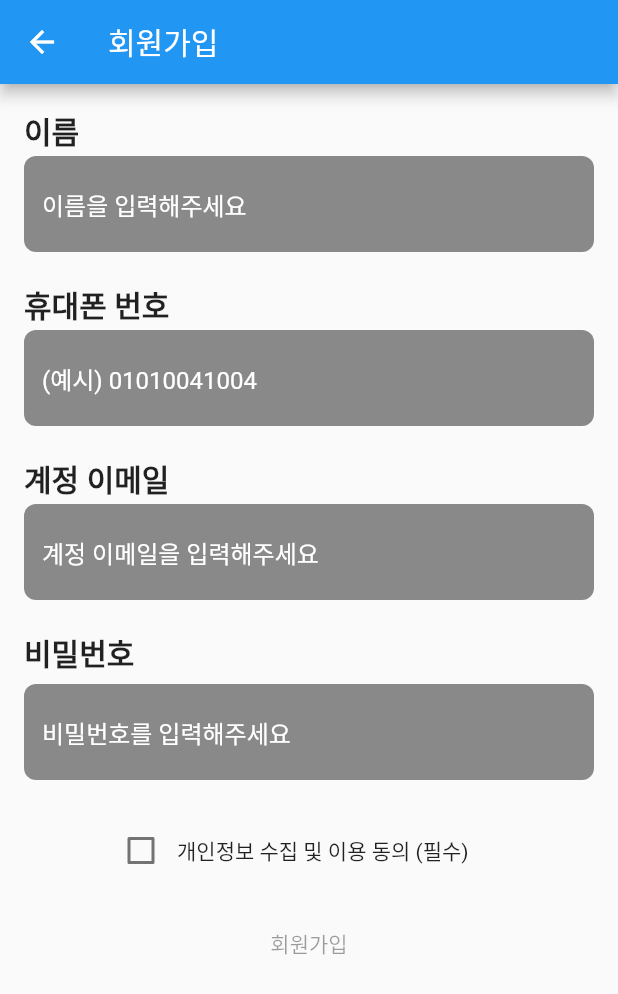
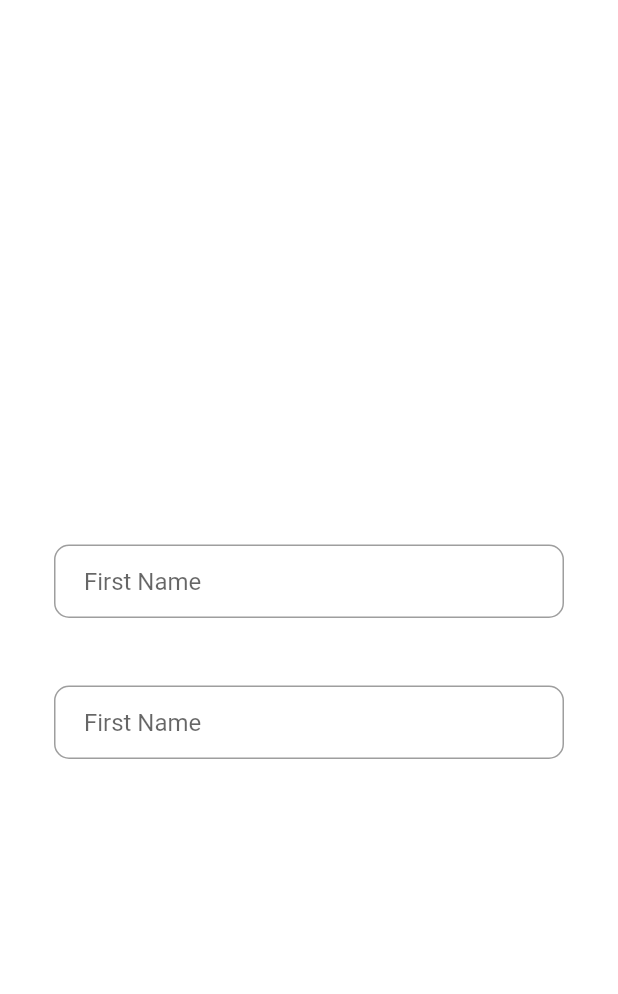
Before and after one commit to Seung-hwan285/Flutter-AR, a Flutter app: the CreatePage screen opened directly, on a phone screen of 412 x 824 dp. Shown: the top 994 px of the screen. Run offline on Flutter 3.47's test engine with Material 2 defaults, Android fonts, the phone set to English and light mode, and no system bars.

Commit message:
style : 회원가입 ui 변경 작업중

```diff
--- a/lib/create_page.dart
+++ b/lib/create_page.dart
@@ -19,11 +19,11 @@ class _CreatePageState extends State<CreatePage> {
       borderSide: BorderSide(
           color: Colors.transparent, width: 0));
 
+  //
   TextEditingController _nameController = TextEditingController();
-  TextEditingController _phoneNumberController = TextEditingController();
   TextEditingController _emailController = TextEditingController();
   TextEditingController _passwordController = TextEditingController();
-  TextEditingController _nicknameController = TextEditingController();
+  TextEditingController _confirmPassword = TextEditingController();
 
   @override
   void initState(){
@@ -39,124 +39,206 @@ class _CreatePageState extends State<CreatePage> {
 
   @override
   Widget build(BuildContext context) {
-    return Scaffold(
-      appBar: AppBar(
-        title: Text("회원가입"),
+
+    final firstNameField = TextFormField(
+      autocorrect: false,
+      controller: _nameController,
+      keyboardType: TextInputType.emailAddress,
+
+      onSaved: (value)  {
+        _nameController.text = value!;
+      },
+
+      //키보드에 사용할 작업 버튼
+      textInputAction: TextInputAction.next,
+
+      decoration: InputDecoration(
+        contentPadding: EdgeInsets.fromLTRB(20, 15, 20, 15),
+        hintText: 'First Name',
+        border: OutlineInputBorder(
+          borderRadius: BorderRadius.circular(10),
+        ),
       ),
-      body: ListView(
-        padding: EdgeInsets.all(16),
-        children: <Widget>[
+    );
 
-          Container(
-            child: Text("이름",
-              style: TextStyle(fontSize: 20, fontWeight: FontWeight.w600),),
-          ),
-          Padding(padding: EdgeInsets.all(1)),
-          _buildTextFormField("이름을 입력해주세요", _nameController),
-          Padding(padding: EdgeInsets.all(10)),
+    final eamilFiled = TextFormField(
+      autocorrect: false,
+      controller: _nameController,
+      keyboardType: TextInputType.emailAddress,
 
-          Container(
-            child: Text("휴대폰 번호",
-              style: TextStyle(fontSize: 20, fontWeight: FontWeight.w600),),
-          ),
-          Padding(padding: EdgeInsets.all(1)),
-          _buildTextFormField("(예시) 01010041004", _phoneNumberController),
-          Padding(padding: EdgeInsets.all(10)),
+      onSaved: (value)  {
+        _nameController.text = value!;
+      },
 
-          Container(
-            child: Text("계정 이메일",
-              style: TextStyle(fontSize: 20, fontWeight: FontWeight.w600),),
-          ),
-          Padding(padding: EdgeInsets.all(1)),
-          _buildTextFormField("계정 이메일을 입력해주세요", _emailController),
-          Padding(padding: EdgeInsets.all(10)),
+      //키보드에 사용할 작업 버튼
+      textInputAction: TextInputAction.next,
 
-          Container(
-            child: Text("비밀번호",
-              style: TextStyle(fontSize: 20, fontWeight: FontWeight.w600),),
-          ),
-          Padding(padding: EdgeInsets.all(1)),
-          Padding(padding: EdgeInsets.all(2)),
-          _passwordTextFormField("비밀번호를 입력해주세요", _passwordController),
-          Padding(padding: EdgeInsets.all(10)),
+      decoration: InputDecoration(
+        contentPadding: EdgeInsets.fromLTRB(20, 15, 20, 15),
+        hintText: 'First Name',
+        border: OutlineInputBorder(
+          borderRadius: BorderRadius.circular(10),
+        ),
+      ),
+    );
 
 
-          Row(
-            children: <Widget>[
-              Padding(padding: EdgeInsets.all(27)),
-              Checkbox(value: isChecked,
-                onChanged: (value){
-                  setState(()=> isChecked = value!);
-                },
+    // 외부 클릭시 키보드 사라지게
+   return GestureDetector(
+        onTap: ()=>FocusManager.instance.primaryFocus?.unfocus(),
+
+      // final secondName =TextFormField(
+      //   autocorrect: false,
+      //   controller: _secondController,
+      //   keyboardType: TextInputType.emailAddress,
+      // )
+          child: Scaffold(
+      backgroundColor: Colors.white,
+      body: Center(
+        child: SingleChildScrollView(
+          child: Container(
+            color: Colors.white,
+            child: Padding(
+              padding: const EdgeInsets.all(36.0),
+
+              child: Form(
+                key: formKey,
+                child: Column(
+                  mainAxisAlignment: MainAxisAlignment.center,
+                  crossAxisAlignment: CrossAxisAlignment.center,
+
+                  children: <Widget>[
+                    SizedBox(height: 45),
+                    firstNameField,
+                    SizedBox(height : 45),
+                    eamilFiled,
+                  ],
+                ),
+
               ),
-              Text("개인정보 수집 및 이용 동의 (필수)"),
-            ],
+            ),
           ),
-          Padding(padding: EdgeInsets.all(5)),
-          FlatButton(onPressed: isChecked==true?
-                (){
-                  setState(() => isButtonActive = false);
-                  controller.clear();
-            }
-            :null
-              , child: Text("회원가입"),
-            color: Colors.lightBlueAccent,
-            height: 50,
-            shape: RoundedRectangleBorder(
-            borderRadius: BorderRadius.circular(8)
-           ),),
-        ],
-      ),
+        ),
+      )
+    ),
     );
-  }
+  //     body: ListView(
+  //       padding: EdgeInsets.all(16),
+  //       children: <Widget>[
+  //
+  //         Container(
+  //           child: Text("이름",
+  //             style: TextStyle(
+  //                 fontSize: 20, fontWeight: FontWeight.w600),),
+  //         ),
+  //         Padding(padding: EdgeInsets.all(1)),
+  //         _buildTextFormField("이름을 입력해주세요", _nameController),
+  //         Padding(padding: EdgeInsets.all(10)),
+  //
+  //         Container(
+  //           child: Text("휴대폰 번호",
+  //             style: TextStyle(fontSize: 20, fontWeight: FontWeight.w600),),
+  //         ),
+  //
+  //         Padding(padding: EdgeInsets.all(1)),
+  //         _buildTextFormField("(예시) 01010041004", _phoneNumberController),
+  //         Padding(padding: EdgeInsets.all(10)),
+  //
+  //         Container(
+  //           child: Text("계정 이메일",
+  //             style: TextStyle(fontSize: 20, fontWeight: FontWeight.w600),),
+  //         ),
+  //         Padding(padding: EdgeInsets.all(1)),
+  //         _buildTextFormField("계정 이메일을 입력해주세요", _emailController),
+  //         Padding(padding: EdgeInsets.all(10)),
+  //
+  //         Container(
+  //           child: Text("비밀번호",
+  //             style: TextStyle(fontSize: 20, fontWeight: FontWeight.w600),),
+  //         ),
+  //         Padding(padding: EdgeInsets.all(1)),
+  //         Padding(padding: EdgeInsets.all(2)),
+  //         _passwordTextFormField("비밀번호를 입력해주세요", _passwordController),
+  //         Padding(padding: EdgeInsets.all(10)),
+  //
+  //
+  //         Row(
+  //           children: <Widget>[
+  //             Padding(padding: EdgeInsets.all(27)),
+  //             Checkbox(value: isChecked,
+  //               onChanged: (value){
+  //                 setState(()=> isChecked = value!);
+  //               },
+  //             ),
+  //             Text("개인정보 수집 및 이용 동의 (필수)"),
+  //           ],
+  //         ),
+  //         Padding(padding: EdgeInsets.all(5)),
+  //         FlatButton(onPressed: isChecked==true?
+  //               (){
+  //                 setState(() => isButtonActive = false);
+  //                 controller.clear();
+  //           }
+  //           :null
+  //             , child: Text("회원가입"),
+  //           color: Colors.lightBlueAccent,
+  //           height: 50,
+  //           shape: RoundedRectangleBorder(
+  //           borderRadius: BorderRadius.circular(8)
+  //          ),),
+  //       ],
+  //     ),
+  //   );
+  // }
 
-  TextFormField _passwordTextFormField(String hintText,
-      TextEditingController controller) {
-    return TextFormField(
-      cursorColor: Colors.white,
-      controller: controller,
-      validator: (text) {
-        if (text == null || text.isEmpty) {
-          return "다시 확인해주세요";
-        }
-        return null;
-      },
-      style: TextStyle(color: Colors.white),
-      keyboardType: TextInputType.name,
-      obscureText: true,
-      decoration: InputDecoration(
-          hintText: hintText,
-          filled: true,
-          fillColor: Colors.black45,
-          border: _border,
-          enabledBorder: _border,
-          focusedBorder: _border,
-          hintStyle: TextStyle(color: Colors.white)),
-    );
-  }
+  // TextFormField _passwordTextFormField(String hintText,
+  //     TextEditingController controller) {
+  //   return TextFormField(
+  //     cursorColor: Colors.white,
+  //     controller: controller,
+  //     validator: (text) {
+  //       if (text == null || text.isEmpty) {
+  //         return "다시 확인해주세요";
+  //       }
+  //       return null;
+  //     },
+  //     style: TextStyle(color: Colors.white),
+  //     keyboardType: TextInputType.name,
+  //     obscureText: true,
+  //     decoration: InputDecoration(
+  //         hintText: hintText,
+  //         filled: true,
+  //         fillColor: Colors.black45,
+  //         border: _border,
+  //         enabledBorder: _border,
+  //         focusedBorder: _border,
+  //         hintStyle: TextStyle(color: Colors.white)),
+  //   );
+  // }
+  //
+  // TextFormField _buildTextFormField(String hintText,
+  //     TextEditingController controller) {
+  //   return TextFormField(
+  //     cursorColor: Colors.white,
+  //     controller: controller,
+  //     validator: (text) {
+  //       if (text == null || text.isEmpty) {
+  //         return "다시 확인해주세요";
+  //       }
+  //       return null;
+  //     },
 
-  TextFormField _buildTextFormField(String hintText,
-      TextEditingController controller) {
-    return TextFormField(
-      cursorColor: Colors.white,
-      controller: controller,
-      validator: (text) {
-        if (text == null || text.isEmpty) {
-          return "다시 확인해주세요";
-        }
-        return null;
-      },
       //#유저가 입력하면 값을 얻어옴
-      style: TextStyle(color: Colors.white),
-      keyboardType: TextInputType.name,
-      decoration: InputDecoration(
-          hintText: hintText,
-          filled: true,
-          fillColor: Colors.black45,
-          border: _border,
-          enabledBorder: _border,
-          focusedBorder: _border,
-          hintStyle: TextStyle(color: Colors.white)),
-    );
+    //   style: TextStyle(color: Colors.white),
+    //   keyboardType: TextInputType.name,
+    //   decoration: InputDecoration(
+    //       hintText: hintText,
+    //       filled: true,
+    //       fillColor: Colors.black45,
+    //       border: _border,
+    //       enabledBorder: _border,
+    //       focusedBorder: _border,
+    //       hintStyle: TextStyle(color: Colors.white)),
+    // );
   }
 }
--- a/lib/login_page.dart
+++ b/lib/login_page.dart
@@ -56,7 +56,6 @@ class _LoginPageState extends State<LoginPage> {
               ),
               ButtonBar(children: [
                 FlatButton(onPressed: () {
-
                 },
                     child: Text("Login", style: TextStyle(fontSize: 18,
                         fontWeight: FontWeight.w600 ,
@@ -130,17 +129,5 @@ class _LoginPageState extends State<LoginPage> {
     );
   }
 
-  Container _buildContainer(String imagePath, onPressed) {
-    return Container(
-      width:50,
-      height: 50,
-      decoration: BoxDecoration(
-          borderRadius: BorderRadius.circular(25),
-          color: Colors.grey),
-      child: IconButton(
-          icon: ImageIcon(
-              AssetImage(imagePath)),
-          onPressed: onPressed),
-    );
-  }
+
 }
--- a/lib/main.dart
+++ b/lib/main.dart
@@ -11,6 +11,7 @@ class MyApp extends StatelessWidget {
   @override
   Widget build(BuildContext context) {
     return new MaterialApp(
+
       title: "hello",
       theme: ThemeData(
       ),
```
